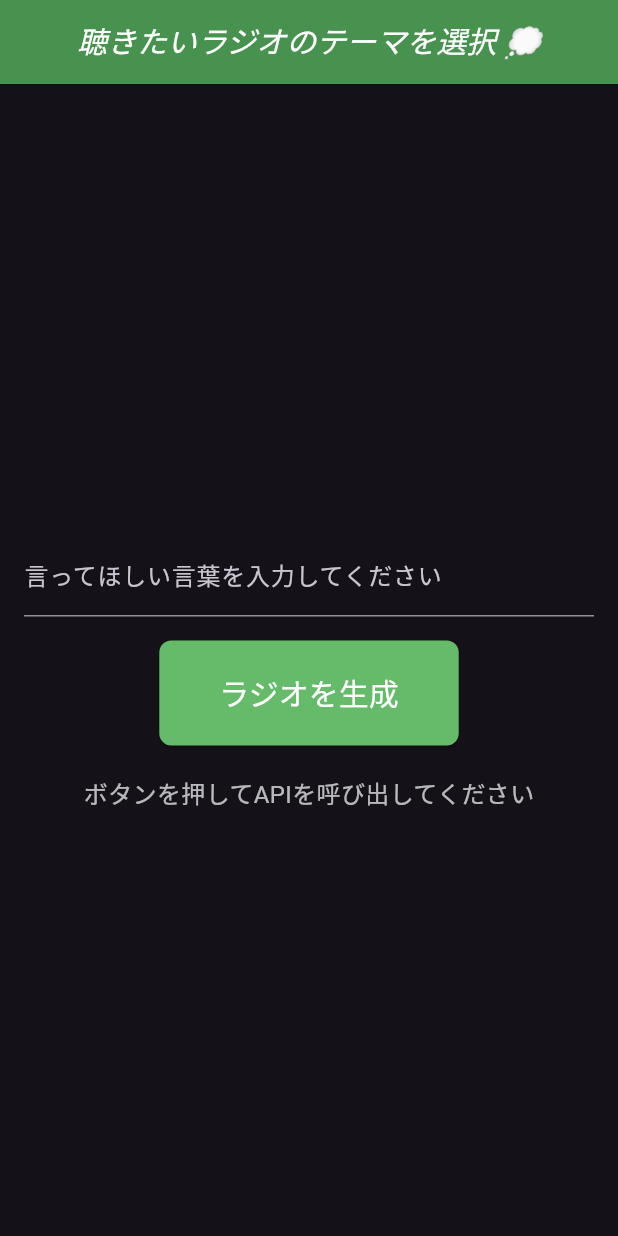
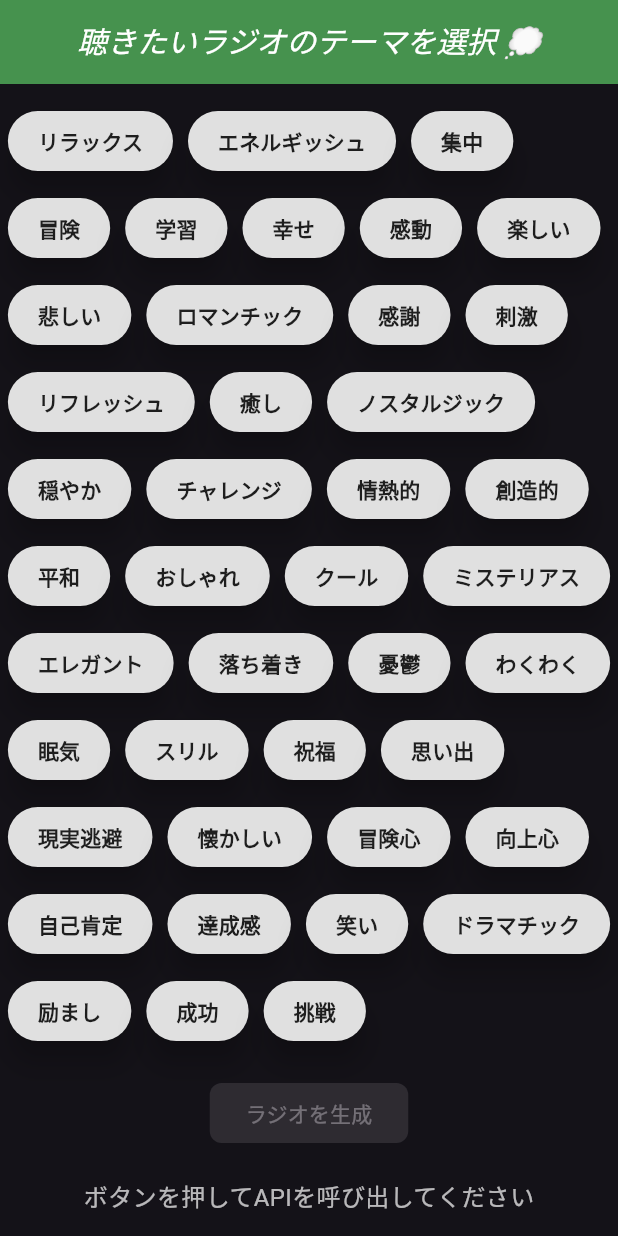
Before and after one commit to jphacks/hs_2406, a Flutter app: the screen it shows after launch, on a phone screen of 412 x 824 dp. Run offline on Flutter 3.47's test engine with Material 3 defaults, Android fonts, the phone set to English and light mode, and no system bars; our stand-ins replace flutter_dotenv, just_audio.

Commit message:
選択ボタンの追加

```diff
--- a/zundamonn_ann/lib/select.dart
+++ b/zundamonn_ann/lib/select.dart
@@ -12,18 +12,60 @@ class MoodSelectionPage extends StatefulWidget {
 }
 
 class _MoodSelectionPageState extends State<MoodSelectionPage> {
-  TextEditingController _textController = TextEditingController();
   String _response = "ボタンを押してAPIを呼び出してください";
   AudioPlayer _audioPlayer = AudioPlayer();
-  List<int>? _audioData; // 音声データを保持
-  bool _isLoading = false; // ローディング状態を管理
+  bool _isLoading = false;
   List<List<int>> _audioDataList = [];
+  List<String> selectedCategories = []; // 選択されたカテゴリを保持
 
-  Future<String?> _fetchScript(String category) async {
+  final List<String> categories = [
+    "リラックス",
+    "エネルギッシュ",
+    "集中",
+    "冒険",
+    "学習",
+    "幸せ",
+    "感動",
+    "楽しい",
+    "悲しい",
+    "ロマンチック",
+    "感謝",
+    "刺激",
+    "リフレッシュ",
+    "癒し",
+    "ノスタルジック",
+    "穏やか",
+    "チャレンジ",
+    "情熱的",
+    "創造的",
+    "平和",
+    "おしゃれ",
+    "クール",
+    "ミステリアス",
+    "エレガント",
+    "落ち着き",
+    "憂鬱",
+    "わくわく",
+    "眠気",
+    "スリル",
+    "祝福",
+    "思い出",
+    "現実逃避",
+    "懐かしい",
+    "冒険心",
+    "向上心",
+    "自己肯定",
+    "達成感",
+    "笑い",
+    "ドラマチック",
+    "励まし",
+    "成功",
+    "挑戦",
+  ];
+
+  Future<String?> _fetchScript(List<String> categories) async {
     final url = Uri.parse('https://generateradio-xjbotcni5q-an.a.run.app');
-    final body = jsonEncode({
-      'category': [category] // 引数を使用してカテゴリを設定
-    });
+    final body = jsonEncode({'category': categories});
     try {
       final response = await http.post(
         url,
@@ -34,11 +76,7 @@ class _MoodSelectionPageState extends State<MoodSelectionPage> {
       );
       if (response.statusCode == 200) {
         final jsonResponse = jsonDecode(response.body);
-        String? script = jsonResponse['script'] as String?;
-
-        // スクリプトの最初の30文字を返す
-        // TODO: 文字制限の対処方法を考える
-        return script;
+        return jsonResponse['script'] as String?;
       } else {
         print('Error: ${response.statusCode}');
         return null;
@@ -50,12 +88,19 @@ class _MoodSelectionPageState extends State<MoodSelectionPage> {
   }
 
   Future<List<List<int>>> _callApi(String text) async {
-    final maxTextLength = 300; // APIに渡すテキストの最大長さ
+    final maxTextLength = 300;
     _audioDataList.clear();
     await dotenv.load(fileName: '.env');
-    final String apiKey = dotenv.env['VOICEVOX_API_KEY']!;
 
-    // テキストを分割して順にリクエストを送信
+    final String? apiKey = dotenv.env['VOICEVOX_API_KEY'];
+    if (apiKey == null) {
+      print("Error: VOICEVOX_API_KEY is not set");
+      setState(() {
+        _response = "エラー: APIキーが設定されていません";
+      });
+      return [];
+    }
+
     for (int i = 0; i < text.length; i += maxTextLength) {
       final part = text.substring(
         i,
@@ -73,14 +118,10 @@ class _MoodSelectionPageState extends State<MoodSelectionPage> {
           'text': part,
         },
       ).toString();
-      print('Request URL: $requestUrl');
+
       try {
         final response = await http.get(Uri.parse(requestUrl));
-        print('Response status: ${response.statusCode}');
-        print('Response headers: ${response.headers}');
-
         if (response.statusCode == 200) {
-          // 音声データをバイト配列として取得
           _audioDataList.add(response.bodyBytes.toList());
         } else {
           setState(() {
@@ -93,9 +134,17 @@ class _MoodSelectionPageState extends State<MoodSelectionPage> {
         });
       }
     }
+    return _audioDataList;
+  }
 
-    // 必ずリストを返す
-    return _audioDataList;
+  void _toggleCategorySelection(String category) {
+    setState(() {
+      if (selectedCategories.contains(category)) {
+        selectedCategories.remove(category); // 選択解除
+      } else {
+        selectedCategories.add(category); // 選択
+      }
+    });
   }
 
   @override
@@ -114,35 +163,48 @@ class _MoodSelectionPageState extends State<MoodSelectionPage> {
         child: Column(
           mainAxisAlignment: MainAxisAlignment.center,
           children: <Widget>[
-            Padding(
-              padding: const EdgeInsets.all(16.0),
-              child: TextField(
-                controller: _textController,
-                decoration: InputDecoration(
-                  labelText: '言ってほしい言葉を入力してください',
+            Wrap(
+              spacing: 10.0,
+              runSpacing: 10.0,
+              children: categories.map((category) {
+                final isSelected = selectedCategories.contains(category);
+                return ElevatedButton(
+                  onPressed: () => _toggleCategorySelection(category),
+                  style: ElevatedButton.styleFrom(
+                    padding: EdgeInsets.symmetric(
+                        horizontal: 20, vertical: 4), // 縦幅を小さくする
+                    shape: StadiumBorder(),
+                    elevation: 8,
+                    backgroundColor:
+                        isSelected ? Colors.blueAccent : Colors.grey.shade300,
+                  ),
+                  child: Text(
+                    category,
+                    style: TextStyle(
+                      color: isSelected ? Colors.white : Colors.black87,
+                      fontWeight: FontWeight.bold,
                     ),
                   ),
+                );
+              }).toList(),
             ),
+            SizedBox(height: 20),
             ElevatedButton(
-              onPressed: _isLoading
-                  ? null // ローディング中はボタンを無効にする
+              onPressed: selectedCategories.isEmpty || _isLoading
+                  ? null
                   : () async {
-                      String text = _textController.text;
-                      if (text.isNotEmpty && _isLoading == false) {
                       setState(() {
-                          _isLoading = true; // ローディング開始
-                          _response = "読み込み中..."; // ローディングメッセージを表示
+                        _isLoading = true;
+                        _response = "読み込み中...";
                       });
 
-                        // 音声データを取得
-                        final script = await _fetchScript(text);
-                        final audioDataLst = await _callApi(script!);
+                      final script = await _fetchScript(selectedCategories);
+                      if (script != null) {
+                        final audioDataLst = await _callApi(script);
                         setState(() {
-                          _isLoading = false; // ローディング終了
+                          _isLoading = false;
                         });
 
-                        if (_audioDataList != []) {
-                          // 2ページ目に移動
                         Navigator.push(
                           context,
                           MaterialPageRoute(
@@ -151,30 +213,18 @@ class _MoodSelectionPageState extends State<MoodSelectionPage> {
                               audioDataList: audioDataLst,
                             ),
                           ),
-                          ).then((_) {
-                            // 戻ったときに状態をリセット
-                            _response = "ボタンを押してAPIを呼び出してください";
+                        );
+                      } else {
+                        setState(() {
+                          _response = "データの取得に失敗しました";
                           _isLoading = false;
                         });
                       }
-                      } else {
-                        setState(() {
-                          _response = "テキストを入力してください"; // 入力がない場合のメッセージ
-                        });
-                      }
                     },
-              style: ElevatedButton.styleFrom(
-                padding: EdgeInsets.symmetric(horizontal: 40, vertical: 20),
-                textStyle: TextStyle(fontSize: 20),
-              ),
-              child: _isLoading
-                  ? CircularProgressIndicator(
-                      color: Colors.white, // インジケーターの色
-                    )
-                  : Text('ラジオを生成'),
+              child: Text("ラジオを生成"),
             ),
             SizedBox(height: 20),
-            Text(_response), // レスポンスメッセージ
+            if (_isLoading) CircularProgressIndicator() else Text(_response),
           ],
         ),
       ),
```
Lines whose indentation alone changed are shown as unchanged.
